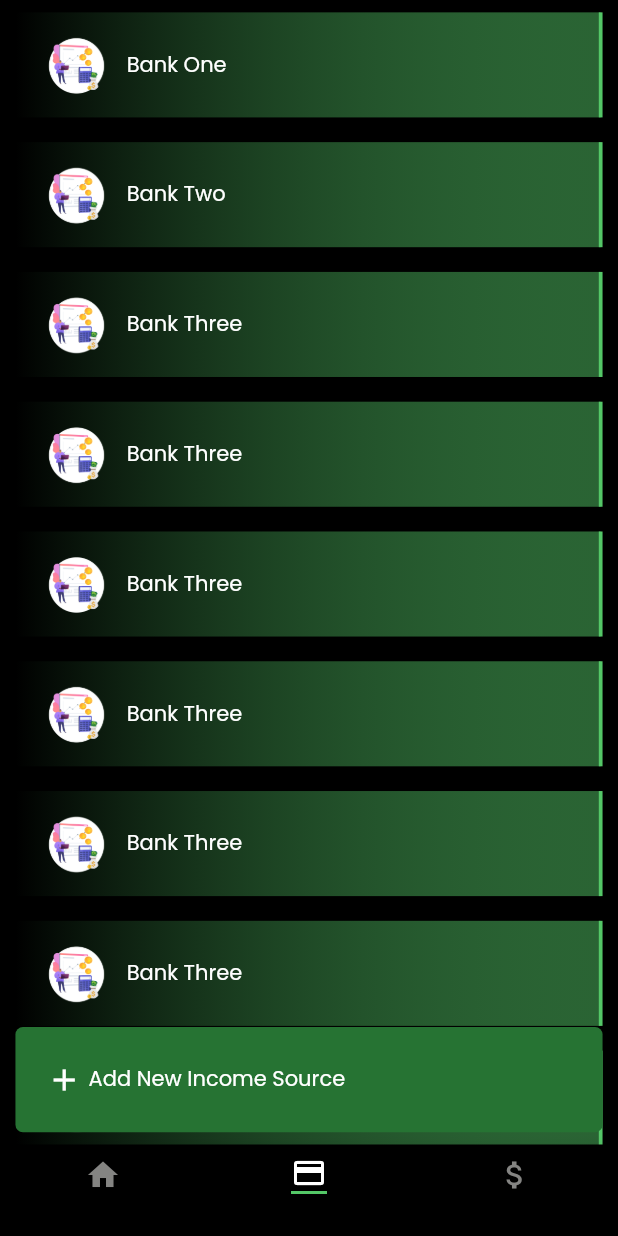
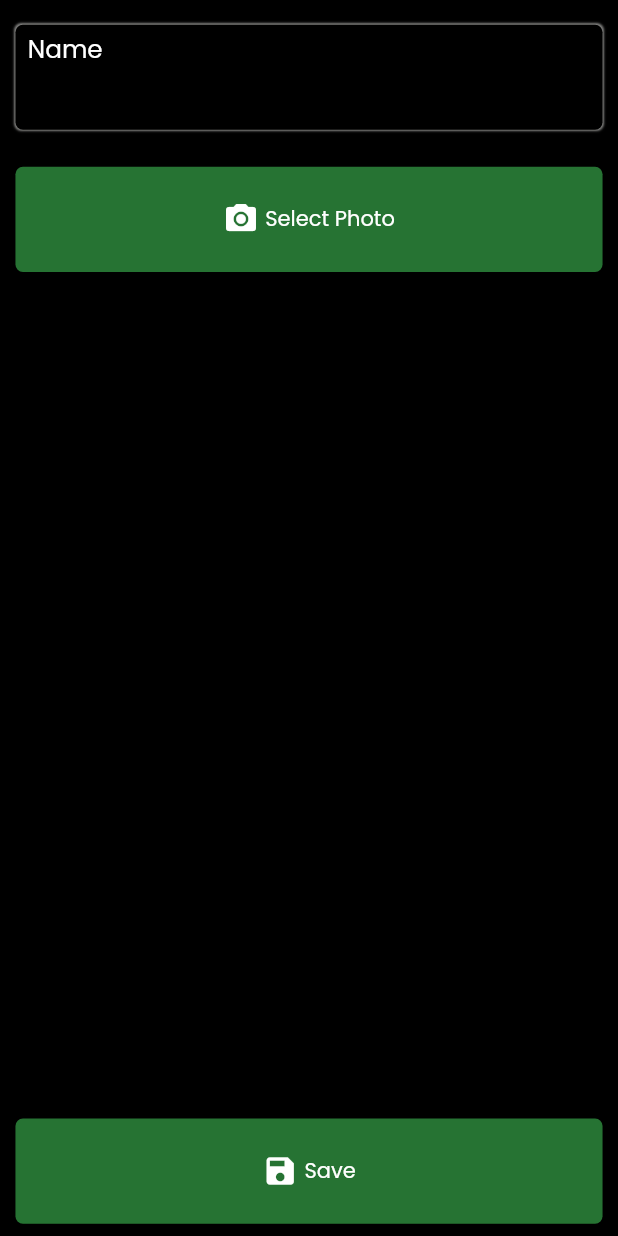
Before and after one commit to kuuhaku86/financial_tracker, a Flutter app: the screen it shows after launch, item 2 of the bottom bar chosen, after a tap on "Add New Income Source", on a phone screen of 412 x 824 dp. Run offline on Flutter 3.47's test engine with Material 2 defaults, Android fonts, the phone set to English and light mode, and no system bars; our stand-ins replace image_picker, sqflite, syncfusion_flutter_charts; accounts and stored records are empty.

Commit message:
Change: Add add income source page

```diff
--- /dev/null
+++ b/lib/Interfaces/pages/add_income_source.dart
@@ -0,0 +1,103 @@
+import 'dart:io';
+
+import 'package:financial_tracker/Commons/themes/colors.dart';
+import 'package:financial_tracker/Interfaces/widgets/button_custom.dart';
+import 'package:financial_tracker/Interfaces/widgets/input_custom.dart';
+import 'package:flutter/foundation.dart';
+import 'package:flutter/material.dart';
+import 'package:image_picker/image_picker.dart';
+
+class AddIncomeSourcePage extends StatefulWidget {
+  const AddIncomeSourcePage({Key? key}) : super(key: key);
+  static const String route = "/main/add_income_source_page";
+
+  @override
+  State<StatefulWidget> createState() => _AddIncomeSourcePageState();
+}
+
+class _AddIncomeSourcePageState extends State<AddIncomeSourcePage> {
+  final GlobalKey<FormState> _formKey = GlobalKey<FormState>();
+  final GlobalKey<ScaffoldState> _scaffoldKey = GlobalKey<ScaffoldState>();
+  final ImagePicker _picker = ImagePicker();
+  File? image;
+  TextEditingController nameController = TextEditingController();
+
+  @override
+  Widget build(BuildContext context) {
+    return SafeArea(
+      child: Scaffold(
+        key: _scaffoldKey,
+        backgroundColor: themeColor.primary,
+        body: Form(
+          key: _formKey,
+          child: SizedBox(
+            height: MediaQuery.of(context).size.height,
+            child: Stack(
+              children: [
+                SingleChildScrollView(
+                  child: Column(
+                    mainAxisAlignment: MainAxisAlignment.start,
+                    children: [
+                      InputCustom(
+                          title: "Name",
+                          child: TextFormField(
+                            decoration: const InputDecoration(
+                              isDense: true,
+                              contentPadding: EdgeInsets.symmetric(
+                                  horizontal: 0, vertical: 0),
+                            ),
+                            style: TextStyle(
+                              color: themeColor.text,
+                            ),
+                            controller: nameController,
+                            validator: (String? value) {
+                              if (value == null || value.isEmpty) {
+                                return 'Please enter some text';
+                              }
+                              return null;
+                            },
+                          )),
+                      (image != null)
+                          ? Semantics(
+                              label: "picked_image",
+                              child: Image.file(
+                                File(image!.path),
+                                width: MediaQuery.of(context).size.width * 0.8,
+                              ),
+                            )
+                          : Container(),
+                      ButtonCustom(
+                          icon: Icons.photo_camera,
+                          text: "Select Photo",
+                          onTap: () {
+                            pickImage();
+                          }),
+                    ],
+                  ),
+                ),
+                Positioned(
+                  bottom: 0.0,
+                  child: ButtonCustom(
+                      icon: Icons.save, text: "Save", onTap: () {}),
+                ),
+              ],
+            ),
+          ),
+        ),
+      ),
+    );
+  }
+
+  Future pickImage() async {
+    try {
+      final image = await _picker.getImage(source: ImageSource.gallery);
+      if (image == null) return;
+      final imageTemp = File(image.path);
+      setState(() => this.image = imageTemp);
+    } catch (e) {
+      if (kDebugMode) {
+        print('Failed to pick image: $e');
+      }
+    }
+  }
+}
--- a/lib/Interfaces/pages/income_source_page.dart
+++ b/lib/Interfaces/pages/income_source_page.dart
@@ -1,5 +1,6 @@
 import 'package:financial_tracker/Commons/themes/colors.dart';
 import 'package:financial_tracker/Domains/sources/entities/source.dart';
+import 'package:financial_tracker/Interfaces/pages/add_income_source.dart';
 import 'package:financial_tracker/Interfaces/widgets/button_custom.dart';
 import 'package:financial_tracker/Interfaces/widgets/income_source_page/income_source_tile.dart';
 import 'package:financial_tracker/Interfaces/widgets/list_tile_custom.dart';
@@ -57,7 +58,11 @@ class _IncomeSourcePageState extends State<IncomeSourcePage> {
           Positioned(
             bottom: 0.0,
             child: ButtonCustom(
-                icon: Icons.add, text: "Add New Income Source", onTap: () {}),
+                icon: Icons.add,
+                text: "Add New Income Source",
+                onTap: () {
+                  Navigator.pushNamed(context, AddIncomeSourcePage.route);
+                }),
           ),
         ],
       ),
--- a/lib/Interfaces/pages/main_page.dart
+++ b/lib/Interfaces/pages/main_page.dart
@@ -13,6 +13,7 @@ class MainPage extends StatefulWidget {
 }
 
 class _MainPageState extends State<MainPage> {
+  final GlobalKey<ScaffoldState> _scaffoldKey = GlobalKey<ScaffoldState>();
   int _selectedIndex = 0;
 
   static const TextStyle optionStyle =
@@ -32,6 +33,7 @@ class _MainPageState extends State<MainPage> {
   @override
   Widget build(BuildContext context) {
     return Scaffold(
+      key: _scaffoldKey,
       backgroundColor: themeColor.primary,
       body: SafeArea(
         child: Center(
--- a/lib/Interfaces/widgets/button_custom.dart
+++ b/lib/Interfaces/widgets/button_custom.dart
@@ -28,6 +28,7 @@ class ButtonCustom extends StatelessWidget {
           borderRadius: BorderRadius.circular(5.0),
         ),
         child: Row(
+          mainAxisAlignment: MainAxisAlignment.center,
           children: [
             Icon(
               icon,
--- /dev/null
+++ b/lib/Interfaces/widgets/input_custom.dart
@@ -0,0 +1,49 @@
+import 'package:financial_tracker/Commons/themes/colors.dart';
+import 'package:flutter/material.dart';
+
+class InputCustom extends StatelessWidget {
+  final Widget child;
+  final String title;
+
+  const InputCustom({super.key, required this.title, required this.child});
+
+  @override
+  Widget build(BuildContext context) {
+    return Container(
+      height: MediaQuery.of(context).size.height * 0.085,
+      margin: EdgeInsets.symmetric(
+        horizontal: MediaQuery.of(context).size.width * 0.025,
+        vertical: MediaQuery.of(context).size.height * 0.02,
+      ),
+      padding: EdgeInsets.symmetric(
+        horizontal: MediaQuery.of(context).size.width * 0.02,
+        vertical: MediaQuery.of(context).size.height * 0.005,
+      ),
+      decoration: BoxDecoration(
+        color: themeColor.primary,
+        borderRadius: const BorderRadius.all(Radius.circular(5)),
+        boxShadow: [
+          BoxShadow(
+            color: themeColor.darkText,
+            spreadRadius: 0.5,
+            blurRadius: 0.5,
+          ),
+        ],
+      ),
+      child: Column(
+        mainAxisAlignment: MainAxisAlignment.spaceBetween,
+        crossAxisAlignment: CrossAxisAlignment.start,
+        children: [
+          Text(
+            title,
+            style: TextStyle(
+              color: themeColor.text,
+              fontSize: MediaQuery.of(context).size.width * 0.04,
+            ),
+          ),
+          child,
+        ],
+      ),
+    );
+  }
+}
--- a/lib/main.dart
+++ b/lib/main.dart
@@ -1,3 +1,6 @@
+import 'package:financial_tracker/Interfaces/pages/add_income_source.dart';
+import 'package:financial_tracker/Interfaces/pages/home_page.dart';
+import 'package:financial_tracker/Interfaces/pages/income_source_page.dart';
 import 'package:financial_tracker/Interfaces/pages/main_page.dart';
 import 'package:financial_tracker/Interfaces/pages/splash_screen_page.dart';
 import 'package:flutter/material.dart';
@@ -11,6 +14,9 @@ void main() {
     routes: <String, WidgetBuilder>{
       SplashScreenPage.route: (context) => const SplashScreenPage(),
       MainPage.route: (context) => const MainPage(),
+      HomePage.route: (context) => const HomePage(),
+      IncomeSourcePage.route: (context) => const IncomeSourcePage(),
+      AddIncomeSourcePage.route: (context) => const AddIncomeSourcePage(),
     },
   ));
 }
--- a/pubspec.yaml
+++ b/pubspec.yaml
@@ -37,6 +37,7 @@ dependencies:
   sqflite: ^2.2.0+3
   flutter_launcher_icons: ^0.11.0
   syncfusion_flutter_charts: ^20.3.57
+  image_picker: ^0.7.2+1
 
 dev_dependencies:
   flutter_test:
```
